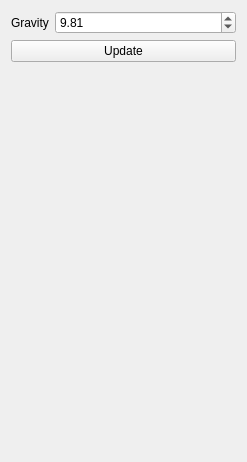
First picture: the form in forms/widgetfountain.ui, repository AdriaL-FIB/Physics-Simulator, before the edit.
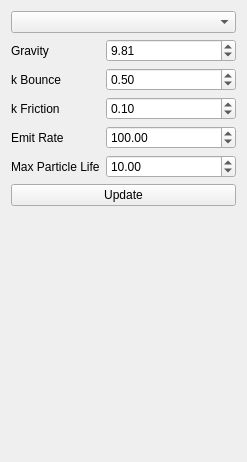
Second picture: the form after the edit.

```diff
--- a/forms/widgetfountain.ui
+++ b/forms/widgetfountain.ui
@@ -14,14 +14,17 @@
    <string>Form</string>
   </property>
   <layout class="QFormLayout" name="formLayout">
-   <item row="0" column="0">
+   <item row="0" column="0" colspan="2">
+    <widget class="QComboBox" name="integrator"/>
+   </item>
+   <item row="1" column="0">
     <widget class="QLabel" name="label">
      <property name="text">
       <string>Gravity</string>
      </property>
     </widget>
    </item>
-   <item row="0" column="1">
+   <item row="1" column="1">
     <widget class="QDoubleSpinBox" name="gravity">
      <property name="maximum">
       <double>100.000000000000000</double>
@@ -34,7 +37,87 @@
      </property>
     </widget>
    </item>
-   <item row="1" column="0" colspan="2">
+   <item row="2" column="0">
+    <widget class="QLabel" name="label_2">
+     <property name="text">
+      <string>k Bounce</string>
+     </property>
+    </widget>
+   </item>
+   <item row="2" column="1">
+    <widget class="QDoubleSpinBox" name="kBounce">
+     <property name="maximum">
+      <double>1.000000000000000</double>
+     </property>
+     <property name="singleStep">
+      <double>0.100000000000000</double>
+     </property>
+     <property name="value">
+      <double>0.500000000000000</double>
+     </property>
+    </widget>
+   </item>
+   <item row="3" column="0">
+    <widget class="QLabel" name="label_3">
+     <property name="text">
+      <string>k Friction</string>
+     </property>
+    </widget>
+   </item>
+   <item row="3" column="1">
+    <widget class="QDoubleSpinBox" name="kFriction">
+     <property name="maximum">
+      <double>1.000000000000000</double>
+     </property>
+     <property name="singleStep">
+      <double>0.100000000000000</double>
+     </property>
+     <property name="value">
+      <double>0.100000000000000</double>
+     </property>
+    </widget>
+   </item>
+   <item row="4" column="0">
+    <widget class="QLabel" name="label_4">
+     <property name="text">
+      <string>Emit Rate</string>
+     </property>
+    </widget>
+   </item>
+   <item row="4" column="1">
+    <widget class="QDoubleSpinBox" name="emitRate">
+     <property name="maximum">
+      <double>1000.000000000000000</double>
+     </property>
+     <property name="singleStep">
+      <double>10.000000000000000</double>
+     </property>
+     <property name="value">
+      <double>100.000000000000000</double>
+     </property>
+    </widget>
+   </item>
+   <item row="5" column="0">
+    <widget class="QLabel" name="label_5">
+     <property name="text">
+      <string>Max Particle Life</string>
+     </property>
+    </widget>
+   </item>
+   <item row="5" column="1">
+    <widget class="QDoubleSpinBox" name="maxParticleLife">
+     <property name="maximum">
+      <double>100.000000000000000</double>
+     </property>
+     <property name="singleStep">
+      <double>0.100000000000000</double>
+     </property>
+     <property name="value">
+      <double>10.000000000000000</double>
+     </property>
+    </widget>
+   </item>
+   <item row="6" column="0" colspan="2">
     <widget class="QPushButton" name="btnUpdate">
      <property name="text">
       <string>Update</string>
```
